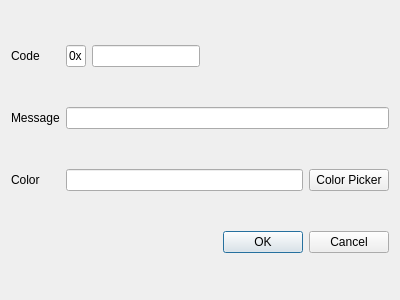
Before: the Qt Designer form msgtypeadddialog.ui in NeverKnewTheName/R_Visualizer, drawn with Qt 5.
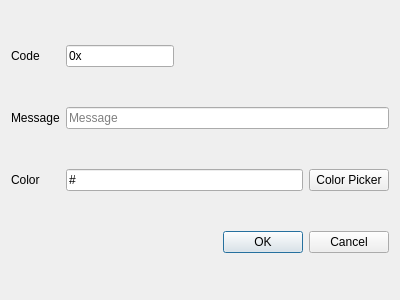
After: the same form once the commit is applied.

```diff
--- a/msgtypeadddialog.ui
+++ b/msgtypeadddialog.ui
@@ -23,26 +23,13 @@
    </item>
    <item row="0" column="1" colspan="2">
     <layout class="QHBoxLayout" name="horizontalLayout_2">
-     <item>
-      <widget class="QLineEdit" name="lineEdit">
-       <property name="maximumSize">
-        <size>
-         <width>20</width>
-         <height>16777215</height>
-        </size>
-       </property>
-       <property name="text">
-        <string>0x</string>
-       </property>
-       <property name="readOnly">
-        <bool>true</bool>
-       </property>
-      </widget>
-     </item>
      <item>
       <widget class="QLineEdit" name="codeLineEdit">
        <property name="inputMask">
-        <string>hh</string>
+        <string>\0\xhh</string>
+       </property>
+       <property name="placeholderText">
+        <string>00</string>
        </property>
       </widget>
      </item>
@@ -88,7 +75,14 @@
    <item row="2" column="1" colspan="3">
     <layout class="QHBoxLayout" name="horizontalLayout">
      <item>
-      <widget class="QLineEdit" name="colorLineEdit"/>
+      <widget class="QLineEdit" name="colorLineEdit">
+       <property name="inputMask">
+        <string>\#hhhhhh</string>
+       </property>
+       <property name="placeholderText">
+        <string>#000000</string>
+       </property>
+      </widget>
      </item>
      <item>
       <widget class="QPushButton" name="colorPickerPushButton">
@@ -100,7 +94,11 @@
     </layout>
    </item>
    <item row="1" column="1" colspan="3">
-    <widget class="QLineEdit" name="messageLineEdit"/>
+    <widget class="QLineEdit" name="messageLineEdit">
+     <property name="placeholderText">
+      <string>Message</string>
+     </property>
+    </widget>
    </item>
   </layout>
  </widget>
```
Left out of the diff: 1 changed line with no effect on the pictures.
